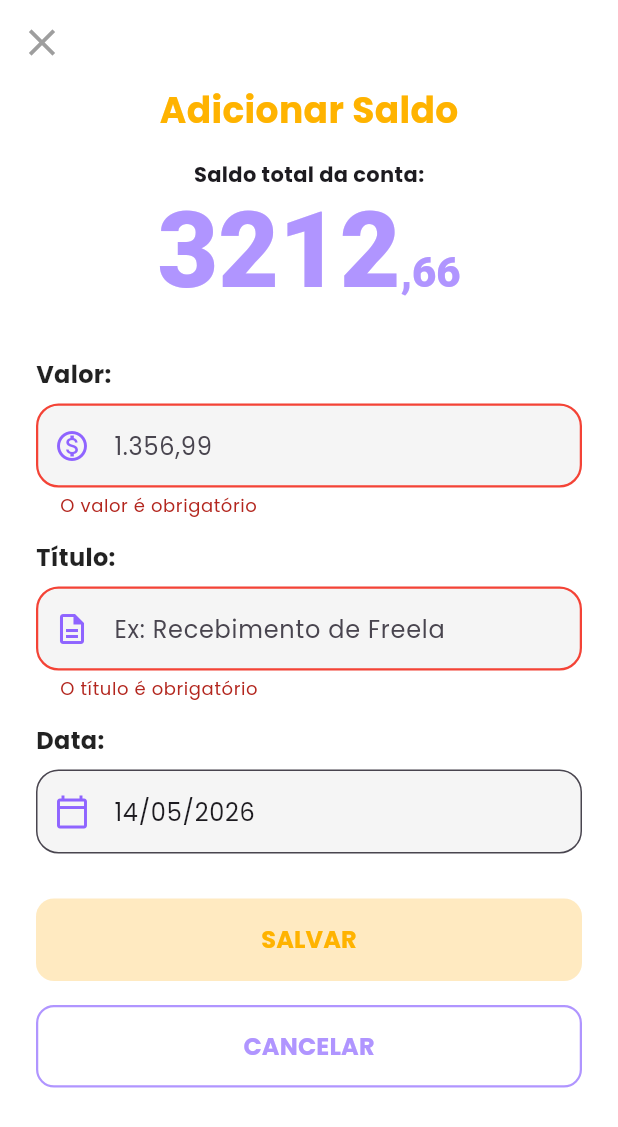
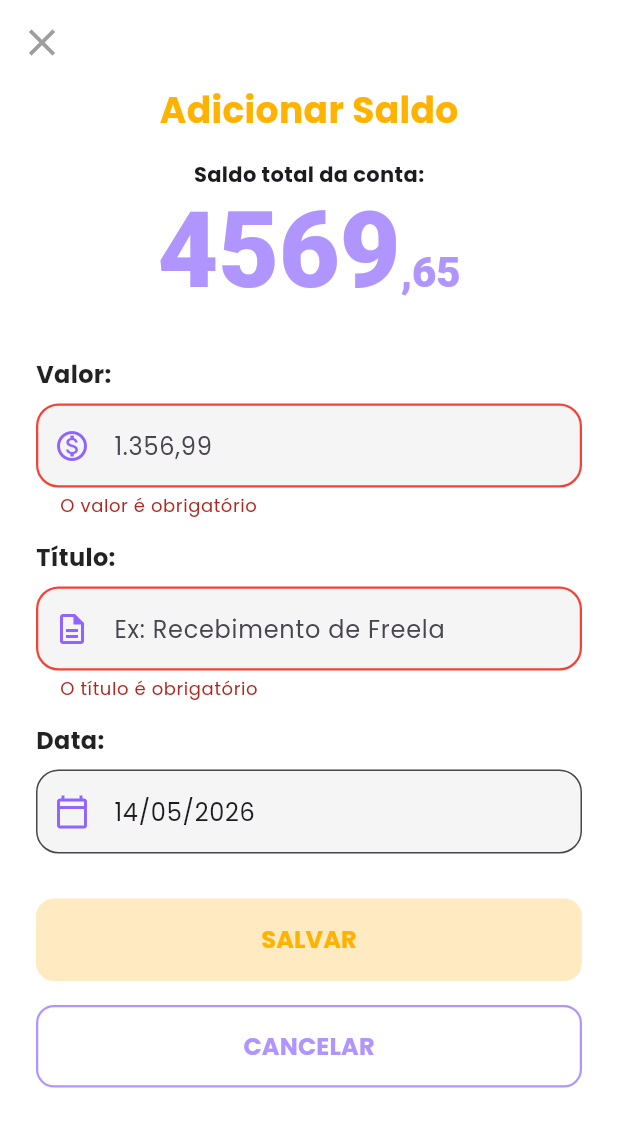
Before and after one commit to hribes/Invezzte, a Flutter app: the AddBalance screen opened by its route, after a tap on "SALVAR", on a phone screen of 412 x 824 dp. Shown: the top 1127 px of the screen. Run offline on Flutter 3.47's test engine with Material 3 defaults, Android fonts, the phone set to English and light mode, and no system bars; our stand-ins replace fl_chart, go_router.

Commit message:
Feat: Criacao do provider para adicionar saldo na home

```diff
--- /dev/null
+++ b/devtools_options.yaml
@@ -0,0 +1,3 @@
+description: This file stores settings for Dart & Flutter DevTools.
+documentation: https://docs.flutter.dev/tools/devtools/extensions#configure-extension-enablement-states
+extensions:
--- /dev/null
+++ b/lib/domain/notifiers/saldo_notifier.dart
@@ -0,0 +1,19 @@
+import 'package:flutter/foundation.dart';
+import 'package:invezzte/domain/user.dart';
+
+class SaldoNotifier extends ChangeNotifier {
+  User _usuario = const User(
+    id: 1,
+    name: "Lucas Hygidio",
+    email: "lucas@email.com",
+    saldo: 4569.65,
+  );
+
+  User get usuario => _usuario;
+  double get saldo => _usuario.saldo;
+
+  void adicionarSaldo(double valor) {
+    _usuario = _usuario.copyWith(saldo: _usuario.saldo + valor);
+    notifyListeners();
+  }
+}
--- a/lib/domain/user.dart
+++ b/lib/domain/user.dart
@@ -1,28 +1,35 @@
-
 class User {
   final int id;
   final String name;
   final String email;
+  final double saldo;
 
-  const User({required this.id, required this.name, required this.email});
+  const User({
+    required this.id,
+    required this.name,
+    required this.email,
+    this.saldo = 0.0,
+  });
 
   factory User.fromJson(Map<String, dynamic> json) {
     return User(
       id: json['id'] as int,
       name: json['name'] as String,
       email: json['email'] as String,
+      saldo: (json['saldo'] as num?)?.toDouble() ?? 0.0,
     );
   }
 
   Map<String, dynamic> toJson() {
-    return {'id': id, 'name': name, 'email': email};
+    return {'id': id, 'name': name, 'email': email, 'saldo': saldo};
   }
 
-  User copyWith({int? id, String? name, String? email}) {
+  User copyWith({int? id, String? name, String? email, double? saldo}) {
     return User(
       id: id ?? this.id,
       name: name ?? this.name,
       email: email ?? this.email,
+      saldo: saldo ?? this.saldo,
     );
   }
 
@@ -33,8 +40,10 @@ class User {
           runtimeType == other.runtimeType &&
           id == other.id &&
           name == other.name &&
-          email == other.email;
+          email == other.email &&
+          saldo == other.saldo;
 
   @override
-  int get hashCode => id.hashCode ^ name.hashCode ^ email.hashCode;
+  int get hashCode =>
+      id.hashCode ^ name.hashCode ^ email.hashCode ^ saldo.hashCode;
 }
--- a/lib/feature/cadastros/AddBalance.dart
+++ b/lib/feature/cadastros/AddBalance.dart
@@ -1,4 +1,6 @@
 import 'package:flutter/material.dart';
+import 'package:provider/provider.dart';
+import 'package:invezzte/domain/notifiers/saldo_notifier.dart';
 import 'package:invezzte/feature/widgets/FormButton.dart';
 import 'package:invezzte/feature/widgets/HeaderForm.dart';
 import 'package:invezzte/feature/widgets/InputField.dart';
@@ -67,13 +69,26 @@ class _AddBalanceState extends State<AddBalance> {
 
   void _salvarSaldo() {
     if (_formKey.currentState!.validate()) {
-      print("Saldo adicionado: R\$ ${_valorController.text}");
+      final valorTexto = _valorController.text
+          .replaceAll('.', '')
+          .replaceAll(',', '.');
+
+      final valor = double.tryParse(valorTexto) ?? 0.0;
+
+      context.read<SaldoNotifier>().adicionarSaldo(valor);
+
       Navigator.of(context).pop();
     }
   }
 
   @override
   Widget build(BuildContext context) {
+    final saldo = context.watch<SaldoNotifier>().saldo;
+
+    final partes = saldo.toStringAsFixed(2).split('.');
+    final inteiro = partes[0];
+    final decimal = ',${partes[1]}';
+
     return Scaffold(
       backgroundColor: Colors.white,
       appBar: AppBar(
@@ -91,10 +106,10 @@ class _AddBalanceState extends State<AddBalance> {
           key: _formKey,
           child: Column(
             children: [
-              const Headerform(
+              Headerform(
                 title: "Adicionar Saldo",
-                balanceInteger: "3212",
-                balanceDecimal: ",66",
+                balanceInteger: inteiro,
+                balanceDecimal: decimal,
               ),
               const SizedBox(height: 30),
 
--- a/pubspec.yaml
+++ b/pubspec.yaml
@@ -21,6 +21,7 @@ dependencies:
   go_router: ^17.2.1
   fl_chart: ^0.68.0
   cupertino_icons: ^1.0.8
+  provider: ^6.1.2
 
 dev_dependencies:
   flutter_test:
```
Also changed, not shown: lib/feature/home/HomeInvezzte.dart (+27 -19 lines), lib/feature/main.dart (+30 -9 lines), pubspec.lock.
